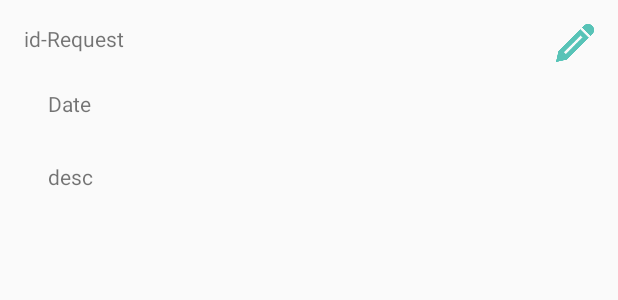
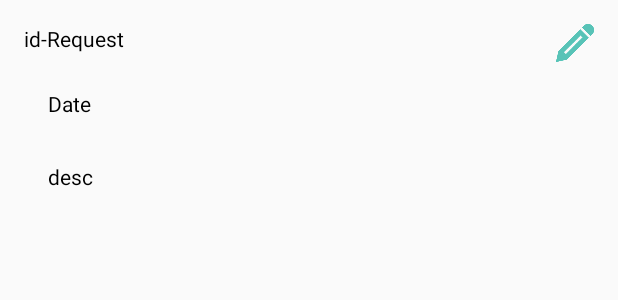
Before and after one commit to NicoHoareau/appli_wcs_projet, an Android app: the layout check_dialog.xml on its own in the app's theme, with its tools: preview values and no code run, on a phone screen of 412 x 824 dp. Shown: the top 300 px of the screen. Run offline under Robolectric (Android 15) with nearby library versions, the phone set to English and light mode, and no system bars.

Commit message:
correct1

```diff
--- a/app/src/main/res/layout/check_dialog.xml
+++ b/app/src/main/res/layout/check_dialog.xml
@@ -13,6 +13,7 @@
         android:layout_marginStart="16dp"
         android:layout_marginTop="16dp"
         android:text="@string/id_request"
+        android:textColor="@android:color/black"
         app:layout_constraintStart_toStartOf="parent"
         app:layout_constraintTop_toTopOf="parent" />
 
@@ -35,6 +36,7 @@
         android:layout_marginStart="32dp"
         android:layout_marginTop="24dp"
         android:text="@string/date"
+        android:textColor="@android:color/black"
         app:layout_constraintStart_toStartOf="parent"
         app:layout_constraintTop_toBottomOf="@+id/tv_id_request_dialog" />
 
@@ -46,6 +48,7 @@
         android:layout_marginLeft="32dp"
         android:layout_marginStart="32dp"
         android:layout_marginTop="16dp"
+        android:textColor="@android:color/black"
         app:layout_constraintBottom_toBottomOf="parent"
         app:layout_constraintStart_toStartOf="parent"
         app:layout_constraintTop_toBottomOf="@+id/tv_date_dialog"
--- a/app/src/main/res/layout/item_fragment_request.xml
+++ b/app/src/main/res/layout/item_fragment_request.xml
@@ -74,6 +74,7 @@
             android:layout_width="20dp"
             android:layout_height="32dp"
             android:layout_marginBottom="8dp"
+            android:visibility="visible"
             app:layout_constraintEnd_toEndOf="parent"
             app:srcCompat="@drawable/accept" />
 
```
Also changed, not shown: app/src/main/java/fr/nicolashoareau_toulousewcs/appliwcsprojet/RequestAdapter.java (+0 -19 lines).
